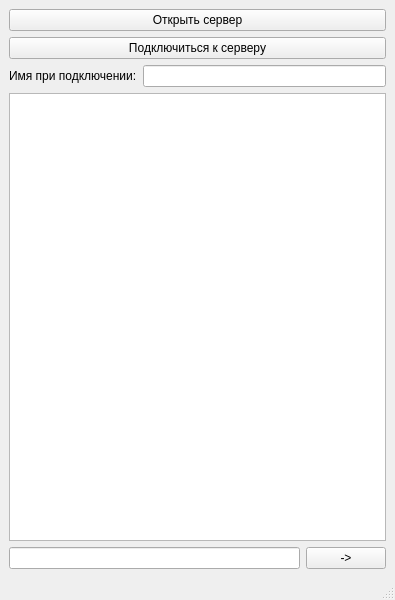
Old version of the form mainwindow.ui in the repository VladislavWaza/SimpleChat.
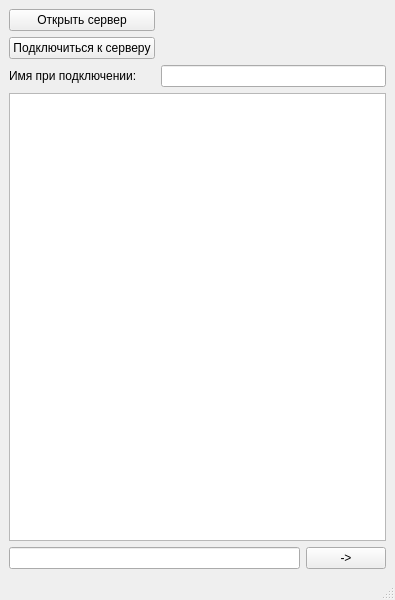
New version of the form.

Diff of the .ui file:
```diff
--- a/mainwindow.ui
+++ b/mainwindow.ui
@@ -16,31 +16,45 @@
   <widget class="QWidget" name="centralwidget">
    <layout class="QVBoxLayout" name="verticalLayout">
     <item>
+     <layout class="QGridLayout" name="gridLayout">
+      <item row="0" column="0">
      <widget class="QPushButton" name="server">
       <property name="text">
        <string>Открыть сервер</string>
       </property>
      </widget>
     </item>
-    <item>
+      <item row="1" column="0">
      <widget class="QPushButton" name="connect">
       <property name="text">
        <string>Подключиться к серверу</string>
       </property>
      </widget>
     </item>
-    <item>
-     <layout class="QHBoxLayout" name="horizontalLayout">
-      <item>
+      <item row="3" column="0">
        <widget class="QLabel" name="label">
         <property name="text">
          <string>Имя при подключении:</string>
         </property>
        </widget>
       </item>
-      <item>
+      <item row="3" column="1">
        <widget class="QLineEdit" name="name"/>
       </item>
+      <item row="0" column="1">
+       <widget class="QLabel" name="label_server">
+        <property name="text">
+         <string/>
+        </property>
+       </widget>
+      </item>
+      <item row="1" column="1">
+       <widget class="QLabel" name="label_connect">
+        <property name="text">
+         <string/>
+        </property>
+       </widget>
+      </item>
      </layout>
     </item>
     <item>
```
Left out of the diff: 3 changed lines with no effect on the pictures. Lines whose indentation alone changed are shown as unchanged.
